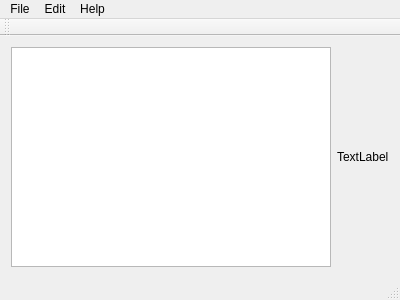
This is 5-2QResource/mainwindow.ui in emiliesedziol/qt as Qt 5 draws it before an edit. The edited form follows.
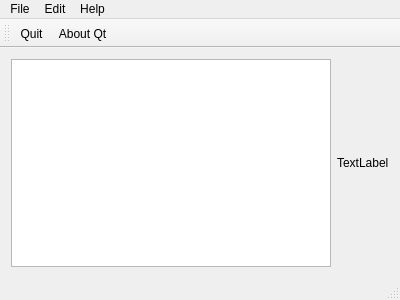
This is the edited form. Icons and pictures are not drawn.

Patch:
```diff
--- a/5-2QResource/mainwindow.ui
+++ b/5-2QResource/mainwindow.ui
@@ -71,6 +71,8 @@
    <attribute name="toolBarBreak">
     <bool>false</bool>
    </attribute>
+   <addaction name="actionEdit"/>
+   <addaction name="actionAbout_Qt"/>
   </widget>
   <widget class="QStatusBar" name="statusBar"/>
   <action name="actionEdit">
```
Left out of the diff: 20 changed lines with no effect on the pictures.
